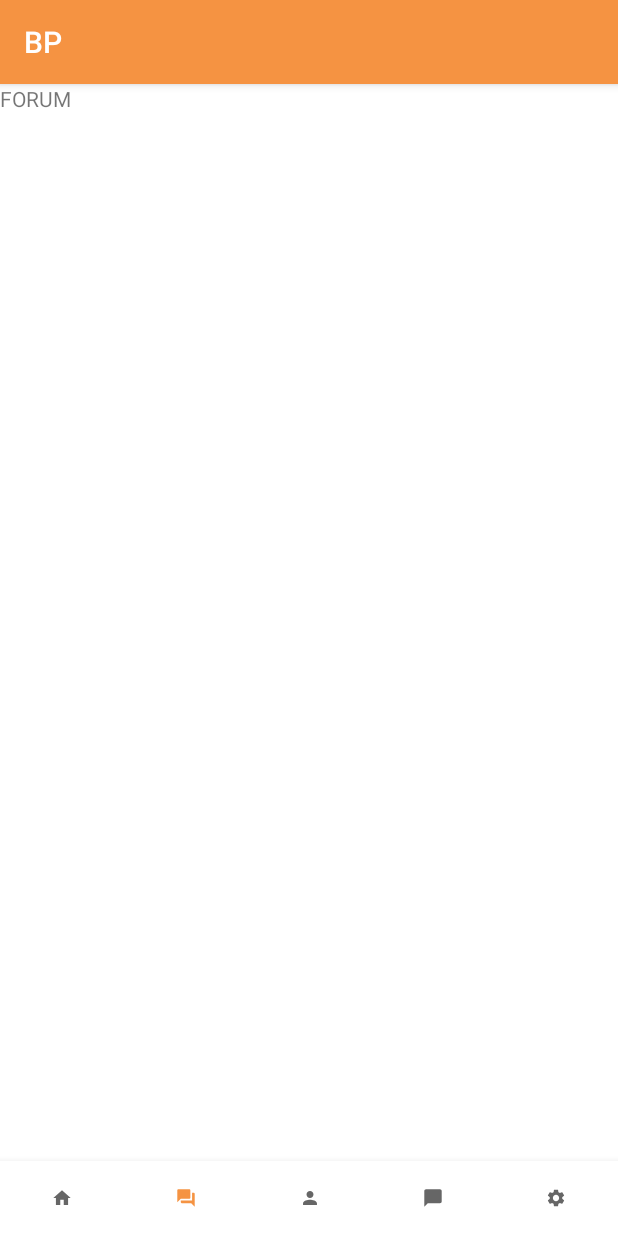
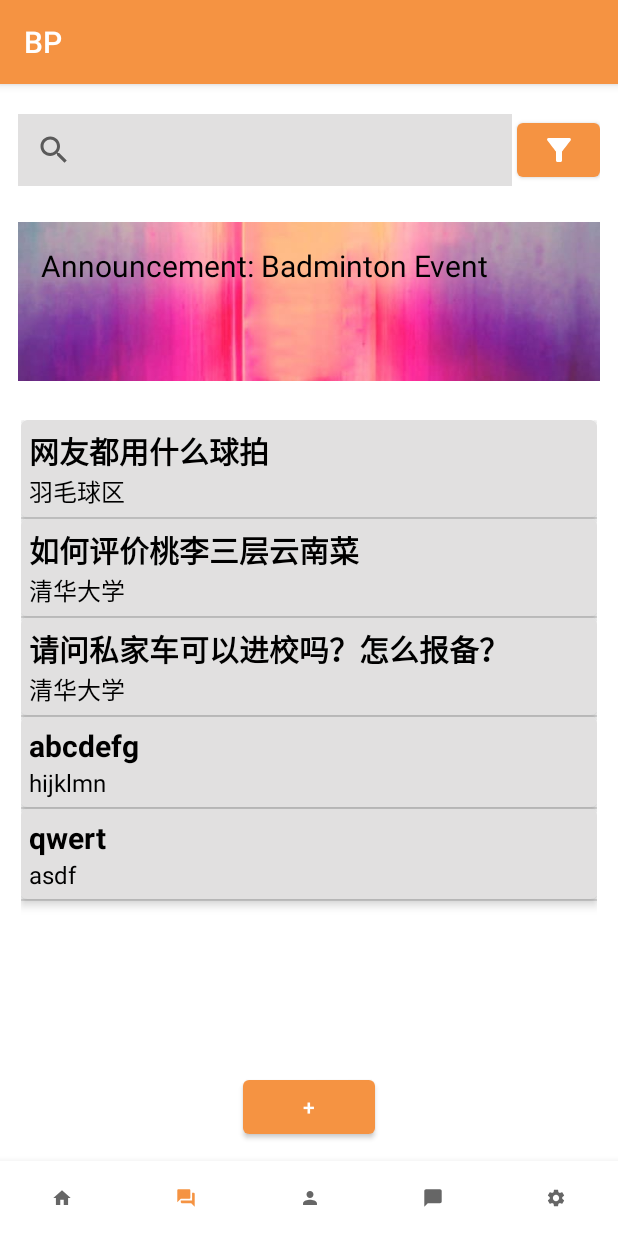
Before and after one commit to Brian-csh/Fanquan_Android, an Android app: the screen it shows after launch (MainActivity), item 2 of the bottom bar chosen, on a phone screen of 412 x 824 dp. Run offline under Robolectric (Android 15) with nearby library versions, the phone set to English and light mode, and no system bars.

Commit message:
Implement recyclerview in forum fragment

```diff
--- a/app/src/main/java/com/fanquan/bp/EventActivity.java
+++ b/app/src/main/java/com/fanquan/bp/EventActivity.java
@@ -25,13 +25,14 @@ public class EventActivity extends AppCompatActivity {
 
     private void displayContent() {
         String title = event.getTitle();
-        String details = event.getDetails();
+        String location = event.getLocation();
+        String time = event.getTime();
 
         //display it on the components
         TextView tvTitle = findViewById(R.id.event_activity_title_text);
         TextView tvDetails = findViewById(R.id.event_activity_details_text);
 
         tvTitle.setText(title);
-        tvDetails.setText(details);
+        tvDetails.setText("Location: " + location + "\n" + "Time: " + time);
     }
 }
--- a/app/src/main/java/com/fanquan/bp/adapters/EventRecViewAdapter.java
+++ b/app/src/main/java/com/fanquan/bp/adapters/EventRecViewAdapter.java
@@ -51,7 +51,9 @@ public class EventRecViewAdapter extends RecyclerView.Adapter<EventRecViewAdapte
     public void onBindViewHolder(@NonNull ViewHolder holder, int position) {
         //set the data for each item in the recycler view
         holder.titleText.setText(eventList.get(position).getTitle());
-        holder.detailsText.setText(eventList.get(position).getDetails());
+
+        String details = eventList.get(position).getLocation() + " | " + eventList.get(position).getTime();
+        holder.detailsText.setText(details);
         holder.eventCard.setOnClickListener(new View.OnClickListener() {
             @Override
             public void onClick(View v) {
--- /dev/null
+++ b/app/src/main/java/com/fanquan/bp/adapters/TopicRecViewAdapter.java
@@ -0,0 +1,71 @@
+package com.fanquan.bp.adapters;
+
+import android.content.Context;
+import android.view.LayoutInflater;
+import android.view.View;
+import android.view.ViewGroup;
+import android.widget.TextView;
+
+import androidx.annotation.NonNull;
+import androidx.cardview.widget.CardView;
+import androidx.recyclerview.widget.RecyclerView;
+
+import com.example.bp.R;
+import com.fanquan.bp.models.Topic;
+import com.fanquan.bp.utils.OnTopicClickedListener;
+
+import java.util.List;
+
+public class TopicRecViewAdapter extends RecyclerView.Adapter<TopicRecViewAdapter.ViewHolder> {
+    private List<Topic> topicList;
+    private Context context;
+    private OnTopicClickedListener listener;
+
+    public TopicRecViewAdapter(Context context, List<Topic> topicList) {
+        this.topicList = topicList;
+        this.context = context;
+    }
+
+    public static class ViewHolder extends RecyclerView.ViewHolder {
+        private CardView topicCard;
+        private TextView titleText;
+        private TextView categoryText;
+
+        public ViewHolder(@NonNull View itemView) {
+            super(itemView);
+            topicCard = itemView.findViewById(R.id.topic_card);
+            titleText = itemView.findViewById(R.id.topic_title_text);
+            categoryText = itemView.findViewById(R.id.topic_category_text);
+        }
+    }
+
+    @NonNull
+    @Override
+    public ViewHolder onCreateViewHolder(@NonNull ViewGroup parent, int viewType) {
+        //inflate the layout for each item in the recycler view
+        View view = LayoutInflater.from(parent.getContext()).inflate(R.layout.item_topic, parent, false);
+        return new ViewHolder(view);
+    }
+
+    @Override
+    public void onBindViewHolder(@NonNull ViewHolder holder, int position) {
+        //set the data for each item in the recycler view
+        holder.titleText.setText(topicList.get(position).getTitle());
+        holder.categoryText.setText(topicList.get(position).getCategory());
+        holder.topicCard.setOnClickListener(new View.OnClickListener() {
+            @Override
+            public void onClick(View v) {
+                listener.onEventClicked(topicList.get(position));
+            }
+        });
+    }
+
+    @Override
+    public int getItemCount() {
+        return topicList.size();
+    }
+
+    public void setListener(OnTopicClickedListener listener) {
+        this.listener = listener;
+    }
+}
--- a/app/src/main/java/com/fanquan/bp/fragments/ForumFragment.java
+++ b/app/src/main/java/com/fanquan/bp/fragments/ForumFragment.java
@@ -1,30 +1,36 @@
 package com.fanquan.bp.fragments;
 
+import android.content.Intent;
 import android.os.Bundle;
 
+import androidx.appcompat.widget.SearchView;
 import androidx.fragment.app.Fragment;
+import androidx.recyclerview.widget.DividerItemDecoration;
+import androidx.recyclerview.widget.LinearLayoutManager;
+import androidx.recyclerview.widget.RecyclerView;
 
 import android.view.LayoutInflater;
 import android.view.View;
 import android.view.ViewGroup;
+import android.widget.Button;
 
 import com.example.bp.R;
+import com.fanquan.bp.AddActivity;
+import com.fanquan.bp.EventActivity;
+import com.fanquan.bp.adapters.TopicRecViewAdapter;
+import com.fanquan.bp.models.Topic;
+import com.fanquan.bp.utils.OnTopicClickedListener;
+
+import java.util.ArrayList;
 
 /**
  * A simple {@link Fragment} subclass.
- * Use the {@link ForumFragment#newInstance} factory method to
  * create an instance of this fragment.
  */
 public class ForumFragment extends Fragment {
 
-    // TODO: Rename parameter arguments, choose names that match
-    // the fragment initialization parameters, e.g. ARG_ITEM_NUMBER
-    private static final String ARG_PARAM1 = "param1";
-    private static final String ARG_PARAM2 = "param2";
-
-    // TODO: Rename and change types of parameters
-    private String mParam1;
-    private String mParam2;
+    private RecyclerView topicRecView;
+    private OnTopicClickedListener onTopicClickedListener;
 
     public ForumFragment() {
         // Required empty public constructor
@@ -34,33 +40,100 @@ public class ForumFragment extends Fragment {
      * Use this factory method to create a new instance of
      * this fragment using the provided parameters.
      *
-     * @param param1 Parameter 1.
-     * @param param2 Parameter 2.
      * @return A new instance of fragment ForumFragment.
      */
     // TODO: Rename and change types and number of parameters
-    public static ForumFragment newInstance(String param1, String param2) {
-        ForumFragment fragment = new ForumFragment();
-        Bundle args = new Bundle();
-        args.putString(ARG_PARAM1, param1);
-        args.putString(ARG_PARAM2, param2);
-        fragment.setArguments(args);
-        return fragment;
-    }
+//    public static ForumFragment newInstance(String param1, String param2) {
+//        ForumFragment fragment = new ForumFragment();
+//        Bundle args = new Bundle();
+//        args.putString(ARG_PARAM1, param1);
+//        args.putString(ARG_PARAM2, param2);
+//        fragment.setArguments(args);
+//        return fragment;
+//    }
 
     @Override
     public void onCreate(Bundle savedInstanceState) {
         super.onCreate(savedInstanceState);
-        if (getArguments() != null) {
-            mParam1 = getArguments().getString(ARG_PARAM1);
-            mParam2 = getArguments().getString(ARG_PARAM2);
-        }
     }
 
     @Override
     public View onCreateView(LayoutInflater inflater, ViewGroup container,
                              Bundle savedInstanceState) {
         // Inflate the layout for this fragment
-        return inflater.inflate(R.layout.fragment_forum, container, false);
+        View parentView = inflater.inflate(R.layout.fragment_forum, container, false);
+
+        topicRecView = parentView.findViewById(R.id.topic_list_recycler);
+
+        //@todo: set the background image and text for announcement/ads
+
+        initOnTopicClickedListener();
+
+        SearchView searchView = parentView.findViewById(R.id.forum_search);
+        //implement listener for searchview
+
+        searchView.setOnQueryTextListener(new SearchView.OnQueryTextListener() {
+            //when user submit the query
+            @Override
+            public boolean onQueryTextSubmit(String query) {
+                //pull the corresponding articles
+                return false;
+            }
+
+            //when user type in the searchview
+            @Override
+            public boolean onQueryTextChange(String newText) {
+                return false;
+            }
+        });
+
+        //@todo: filter
+
+        //Add Button
+        Button addButton = parentView.findViewById(R.id.forum_add_button);
+        //set listener for the button
+        addButton.setOnClickListener(new View.OnClickListener() {
+            @Override
+            public void onClick(View v) {
+                //jump to add event page
+                Intent intent = new Intent(getActivity(), AddActivity.class);
+                startActivity(intent);
+            }
+        });
+
+
+        //sample data
+        ArrayList<Topic> topicList = new ArrayList<Topic>();
+        topicList.add(new Topic("网友都用什么球拍", "羽毛球区"));
+        topicList.add(new Topic("如何评价桃李三层云南菜", "清华大学"));
+        topicList.add(new Topic("请问私家车可以进校吗？怎么报备？", "清华大学"));
+        topicList.add(new Topic("abcdefg", "hijklmn"));
+        topicList.add(new Topic("qwert", "asdf"));
+
+        displayTopics(topicList);
+
+        return parentView;
+    }
+
+    private void displayTopics(ArrayList<Topic> topicList) {
+        TopicRecViewAdapter adapter = new TopicRecViewAdapter(getActivity(), topicList);
+        adapter.setListener(onTopicClickedListener);
+        topicRecView.setAdapter(adapter);
+        topicRecView.setLayoutManager(new LinearLayoutManager(getActivity()));
+
+        DividerItemDecoration dividerItemDecoration = new DividerItemDecoration(topicRecView.getContext(),
+                DividerItemDecoration.VERTICAL);
+        topicRecView.addItemDecoration(dividerItemDecoration);
+    }
+
+    private void initOnTopicClickedListener() {
+        onTopicClickedListener = new OnTopicClickedListener() {
+            @Override
+            public void onEventClicked(Topic topic) {
+//                Intent intent = new Intent(getActivity(), EventActivity.class);
+//                intent.putExtra("event", event); //News class implements serializable
+//                startActivity(intent);
+            }
+        };
     }
 }
--- a/app/src/main/java/com/fanquan/bp/fragments/HomeFragment.java
+++ b/app/src/main/java/com/fanquan/bp/fragments/HomeFragment.java
@@ -14,7 +14,6 @@ import android.view.View;
 import android.view.ViewGroup;
 import android.widget.Button;
 import android.widget.TextView;
-import android.widget.Toast;
 
 import com.example.bp.R;
 import com.fanquan.bp.AddActivity;
@@ -24,12 +23,12 @@ import com.fanquan.bp.models.Event;
 import com.fanquan.bp.utils.OnEventClickedListener;
 
 import java.util.ArrayList;
-import java.util.Arrays;
 import java.util.List;
 
 public class HomeFragment extends Fragment {
     private RecyclerView eventRecView;
     private OnEventClickedListener onEventClickedListener;
+
     public HomeFragment() {
         // Required empty public constructor
     }
@@ -49,8 +48,10 @@ public class HomeFragment extends Fragment {
         eventRecView = parentView.findViewById(R.id.event_list_recycler);
 
         //set organization
-        TextView orgText = parentView.findViewById(R.id.home_org_textview);
-        orgText.setText("PKU");
+        Button orgButton = parentView.findViewById(R.id.home_org_button);
+        orgButton.setText("PKU");
+
+        //@todo: set the background image and text for announcement/ads
 
         initOnEventClickedListener();
 
@@ -88,10 +89,10 @@ public class HomeFragment extends Fragment {
 
         //sample
         ArrayList<Event> eventList = new ArrayList<Event>();
-        eventList.add(new Event("羽毛球", "总体，2023-2-12"));
-        eventList.add(new Event("篮球3v3", "紫荆篮球场，2023-2-10"));
-        eventList.add(new Event("篮球5v5", "紫荆篮球场，2023-1-20"));
-        eventList.add(new Event("排球", "北体，2023-1-5"));
+        eventList.add(new Event("羽毛球", "总体", "2023-2-12"));
+        eventList.add(new Event("篮球3v3", "紫荆篮球场", "2023-2-10"));
+        eventList.add(new Event("篮球5v5", "紫荆篮球场", "2023-1-20"));
+        eventList.add(new Event("排球", "北体", "2023-1-5"));
 
         displayActivities(eventList);
 
@@ -110,7 +111,7 @@ public class HomeFragment extends Fragment {
     }
 
     private void setArticleList() {
-        //obtain the articles from the server
+        //obtain the articles from backend
 
     }
 
--- a/app/src/main/java/com/fanquan/bp/models/Event.java
+++ b/app/src/main/java/com/fanquan/bp/models/Event.java
@@ -4,15 +4,29 @@ import java.io.Serializable;
 
 public class Event implements Serializable {
     private String title;
-    private String details;
-    //@todo add description, then separate time and location
+    private String location;
+    private String time;
 
-    public Event() {
+    public Event(String title, String location, String time) {
+        this.title = title;
+        this.location = location;
+        this.time = time;
     }
 
-    public Event(String title, String details) {
-        this.title = title;
-        this.details = details;
+    public String getLocation() {
+        return location;
+    }
+
+    public void setLocation(String location) {
+        this.location = location;
+    }
+
+    public String getTime() {
+        return time;
+    }
+
+    public void setTime(String time) {
+        this.time = time;
     }
 
     public String getTitle() {
@@ -22,12 +36,4 @@ public class Event implements Serializable {
     public void setTitle(String title) {
         this.title = title;
     }
-
-    public String getDetails() {
-        return details;
-    }
-
-    public void setDetails(String details) {
-        this.details = details;
-    }
 }
--- /dev/null
+++ b/app/src/main/java/com/fanquan/bp/models/Topic.java
@@ -0,0 +1,29 @@
+package com.fanquan.bp.models;
+
+import java.io.Serializable;
+
+public class Topic implements Serializable {
+    private String title;
+    private String category;
+
+    public String getTitle() {
+        return title;
+    }
+
+    public Topic(String title, String category) {
+        this.title = title;
+        this.category = category;
+    }
+
+    public void setTitle(String title) {
+        this.title = title;
+    }
+
+    public String getCategory() {
+        return category;
+    }
+
+    public void setCategory(String category) {
+        this.category = category;
+    }
+}
--- /dev/null
+++ b/app/src/main/java/com/fanquan/bp/utils/OnTopicClickedListener.java
@@ -0,0 +1,7 @@
+package com.fanquan.bp.utils;
+
+import com.fanquan.bp.models.Topic;
+
+public interface OnTopicClickedListener {
+    public void onEventClicked(Topic topic);
+}
--- a/app/src/main/res/layout/fragment_forum.xml
+++ b/app/src/main/res/layout/fragment_forum.xml
@@ -1,14 +1,73 @@
 <?xml version="1.0" encoding="utf-8"?>
-<FrameLayout xmlns:android="http://schemas.android.com/apk/res/android"
+<LinearLayout xmlns:android="http://schemas.android.com/apk/res/android"
+    xmlns:app="http://schemas.android.com/apk/res-auto"
     xmlns:tools="http://schemas.android.com/tools"
     android:layout_width="match_parent"
     android:layout_height="match_parent"
-    tools:context="com.fanquan.bp.fragments.ForumFragment">
+    tools:context="com.fanquan.bp.fragments.ForumFragment"
+    android:orientation="vertical"
+    android:gravity="start"
+    android:layout_marginTop="8dp">
 
-    <!-- TODO: Update blank fragment layout -->
-    <TextView
+    <LinearLayout
         android:layout_width="match_parent"
-        android:layout_height="match_parent"
-        android:text="FORUM" />
+        android:layout_height="wrap_content"
+        android:layout_margin="12dp">
 
-</FrameLayout>
+        <androidx.appcompat.widget.SearchView
+            android:id="@+id/forum_search"
+            android:layout_width="0dp"
+            android:layout_height="wrap_content"
+            android:layout_weight="6"
+            android:background="@color/light_grey"/>
+
+        <Button
+            android:id="@+id/forum_filter_button"
+            android:layout_width="0dp"
+            android:layout_height="wrap_content"
+            android:layout_weight="1"
+            android:layout_marginLeft="3dp"
+            android:contentDescription="filter"
+            app:icon="@drawable/baseline_filter_alt_24" />
+
+    </LinearLayout>
+
+    <FrameLayout
+        android:layout_width="match_parent"
+        android:layout_height="0dp"
+        android:layout_weight="1"
+        android:layout_margin="12dp">
+
+        <ImageView
+            android:layout_width="match_parent"
+            android:layout_height="match_parent"
+            android:src="@drawable/announcement_background"
+            android:scaleType="fitXY"/>
+
+        <TextView
+            android:layout_width="wrap_content"
+            android:layout_height="wrap_content"
+            android:layout_gravity="top|left"
+            android:padding="15dp"
+            android:text="Announcement: Badminton Event"
+            android:textColor="@color/black"
+            android:textSize="20sp" />
+    </FrameLayout>
+
+    <androidx.recyclerview.widget.RecyclerView
+        android:id="@+id/topic_list_recycler"
+        android:layout_width="match_parent"
+        android:layout_height="0dp"
+        android:layout_weight="4"
+        android:padding="2dp"
+        android:layout_margin="12dp"/>
+
+    <Button
+        android:id="@+id/forum_add_button"
+        android:layout_width="wrap_content"
+        android:layout_height="wrap_content"
+        android:layout_marginBottom="12dp"
+        android:text="+"
+        android:layout_gravity="center"/>
+
+</LinearLayout>
--- a/app/src/main/res/layout/fragment_home.xml
+++ b/app/src/main/res/layout/fragment_home.xml
@@ -9,7 +9,7 @@
     android:gravity="start">
 
     <Button
-        android:id="@+id/home_org_textview"
+        android:id="@+id/home_org_button"
         android:layout_width="wrap_content"
         android:layout_height="wrap_content"
         android:layout_margin="12dp"
--- /dev/null
+++ b/app/src/main/res/layout/item_topic.xml
@@ -0,0 +1,33 @@
+<?xml version="1.0" encoding="utf-8"?>
+<androidx.cardview.widget.CardView xmlns:android="http://schemas.android.com/apk/res/android"
+    android:layout_width="match_parent"
+    android:layout_height="wrap_content"
+    xmlns:app="http://schemas.android.com/apk/res-auto"
+    app:cardElevation="4dp"
+    app:cardCornerRadius="4dp"
+    app:cardBackgroundColor="@color/light_grey"
+    android:id="@+id/topic_card">
+
+    <LinearLayout
+        android:layout_width="match_parent"
+        android:layout_height="wrap_content"
+        android:orientation="vertical"
+        android:padding="5dp">
+        <TextView
+            android:id="@+id/topic_title_text"
+            android:layout_width="match_parent"
+            android:layout_height="wrap_content"
+            android:textSize="20sp"
+            android:textColor="@color/black"
+            android:textStyle="bold"
+            android:text="Title"/>
+        <TextView
+            android:id="@+id/topic_category_text"
+            android:layout_width="match_parent"
+            android:layout_height="wrap_content"
+            android:textSize="16sp"
+            android:textColor="@color/black"
+            android:text="category"/>
+    </LinearLayout>
+
+</androidx.cardview.widget.CardView>
```
Also changed, not shown: 1 other file.
